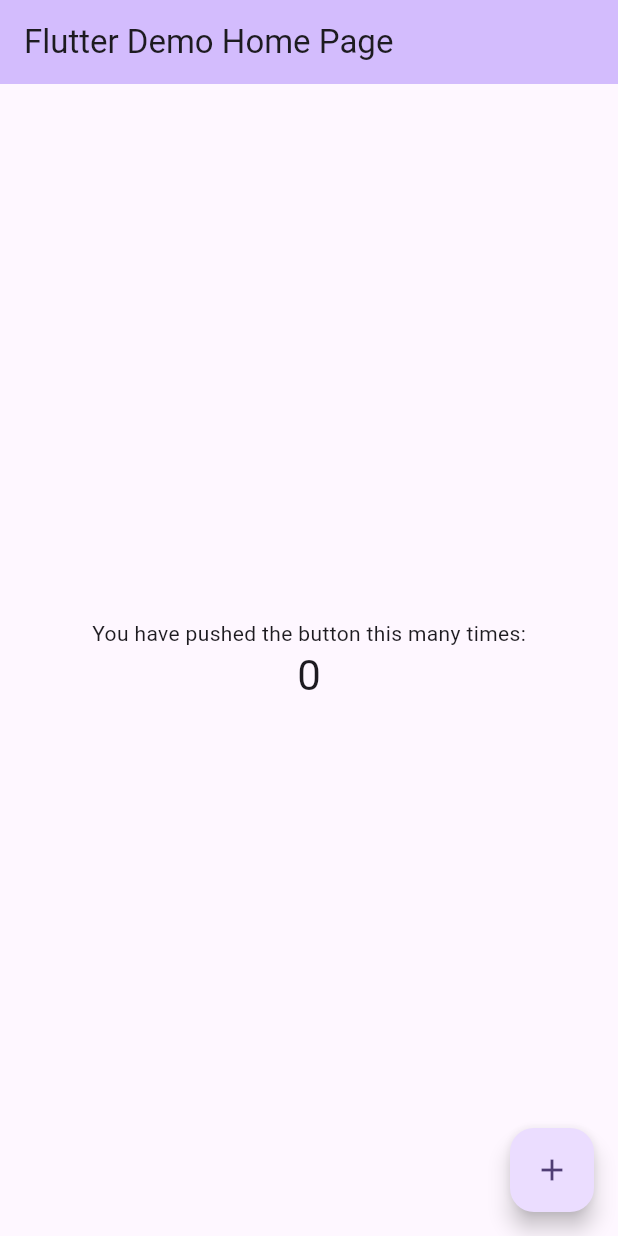
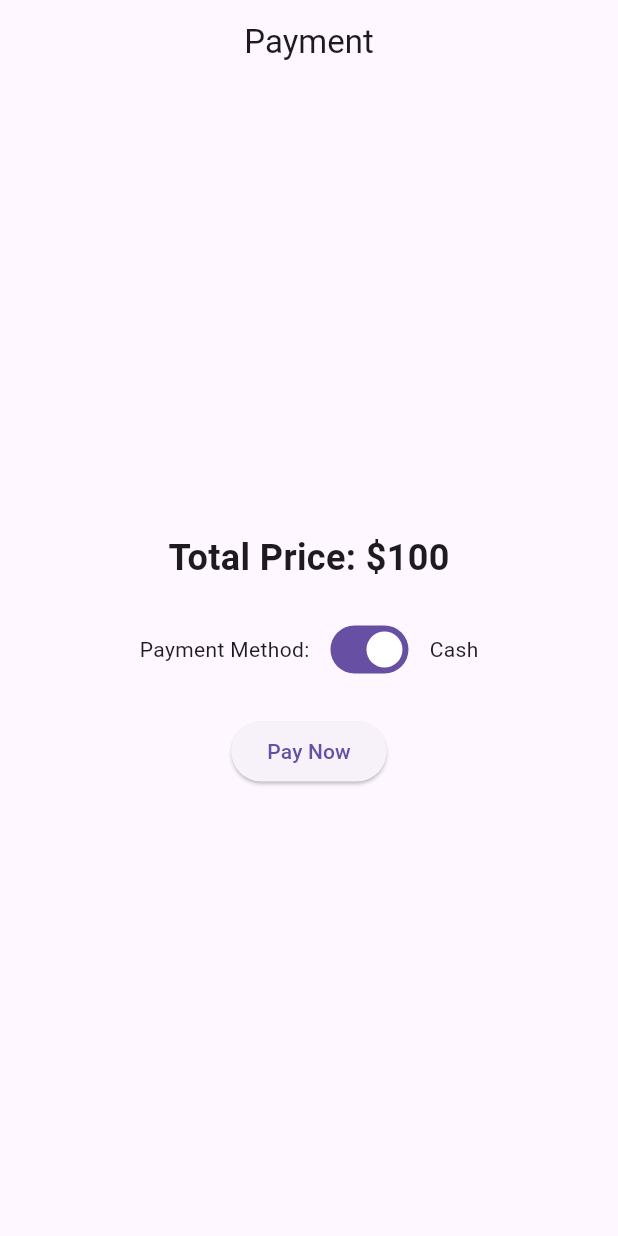
Before and after one commit to devJimmy990/demo-app, a Flutter app: the screen it shows after launch, on a phone screen of 412 x 824 dp. Run offline on Flutter 3.47's test engine with Material 3 defaults, Android fonts, the phone set to English and light mode, and no system bars.

Commit message:
feat: create payment system

```diff
--- a/lib/main.dart
+++ b/lib/main.dart
@@ -1,3 +1,4 @@
+import 'package:demo_app/presentation/payment.dart';
 import 'package:flutter/material.dart';
 
 void main() {
@@ -7,119 +8,11 @@ void main() {
 class MyApp extends StatelessWidget {
   const MyApp({super.key});
 
-  // This widget is the root of your application.
   @override
   Widget build(BuildContext context) {
     return MaterialApp(
-      title: 'Flutter Demo',
-      theme: ThemeData(
-        // This is the theme of your application.
-        //
-        // TRY THIS: Try running your application with "flutter run". You'll see
-        // the application has a purple toolbar. Then, without quitting the app,
-        // try changing the seedColor in the colorScheme below to Colors.green
-        // and then invoke "hot reload" (save your changes or press the "hot
-        // reload" button in a Flutter-supported IDE, or press "r" if you used
-        // the command line to start the app).
-        //
-        // Notice that the counter didn't reset back to zero; the application
-        // state is not lost during the reload. To reset the state, use hot
-        // restart instead.
-        //
-        // This works for code too, not just values: Most code changes can be
-        // tested with just a hot reload.
-        colorScheme: ColorScheme.fromSeed(seedColor: Colors.deepPurple),
-        useMaterial3: true,
-      ),
-      home: const MyHomePage(title: 'Flutter Demo Home Page'),
+      debugShowCheckedModeBanner: false,
+      home: PaymentScreen(),
     );
   }
 }
-
-class MyHomePage extends StatefulWidget {
-  const MyHomePage({super.key, required this.title});
-
-  // This widget is the home page of your application. It is stateful, meaning
-  // that it has a State object (defined below) that contains fields that affect
-  // how it looks.
-
-  // This class is the configuration for the state. It holds the values (in this
-  // case the title) provided by the parent (in this case the App widget) and
-  // used by the build method of the State. Fields in a Widget subclass are
-  // always marked "final".
-
-  final String title;
-
-  @override
-  State<MyHomePage> createState() => _MyHomePageState();
-}
-
-class _MyHomePageState extends State<MyHomePage> {
-  int _counter = 0;
-
-  void _incrementCounter() {
-    setState(() {
-      // This call to setState tells the Flutter framework that something has
-      // changed in this State, which causes it to rerun the build method below
-      // so that the display can reflect the updated values. If we changed
-      // _counter without calling setState(), then the build method would not be
-      // called again, and so nothing would appear to happen.
-      _counter++;
-    });
-  }
-
-  @override
-  Widget build(BuildContext context) {
-    // This method is rerun every time setState is called, for instance as done
-    // by the _incrementCounter method above.
-    //
-    // The Flutter framework has been optimized to make rerunning build methods
-    // fast, so that you can just rebuild anything that needs updating rather
-    // than having to individually change instances of widgets.
-    return Scaffold(
-      appBar: AppBar(
-        // TRY THIS: Try changing the color here to a specific color (to
-        // Colors.amber, perhaps?) and trigger a hot reload to see the AppBar
-        // change color while the other colors stay the same.
-        backgroundColor: Theme.of(context).colorScheme.inversePrimary,
-        // Here we take the value from the MyHomePage object that was created by
-        // the App.build method, and use it to set our appbar title.
-        title: Text(widget.title),
-      ),
-      body: Center(
-        // Center is a layout widget. It takes a single child and positions it
-        // in the middle of the parent.
-        child: Column(
-          // Column is also a layout widget. It takes a list of children and
-          // arranges them vertically. By default, it sizes itself to fit its
-          // children horizontally, and tries to be as tall as its parent.
-          //
-          // Column has various properties to control how it sizes itself and
-          // how it positions its children. Here we use mainAxisAlignment to
-          // center the children vertically; the main axis here is the vertical
-          // axis because Columns are vertical (the cross axis would be
-          // horizontal).
-          //
-          // TRY THIS: Invoke "debug painting" (choose the "Toggle Debug Paint"
-          // action in the IDE, or press "p" in the console), to see the
-          // wireframe for each widget.
-          mainAxisAlignment: MainAxisAlignment.center,
-          children: <Widget>[
-            const Text(
-              'You have pushed the button this many times:',
-            ),
-            Text(
-              '$_counter',
-              style: Theme.of(context).textTheme.headlineMedium,
-            ),
-          ],
-        ),
-      ),
-      floatingActionButton: FloatingActionButton(
-        onPressed: _incrementCounter,
-        tooltip: 'Increment',
-        child: const Icon(Icons.add),
-      ), // This trailing comma makes auto-formatting nicer for build methods.
-    );
-  }
-}
--- /dev/null
+++ b/lib/model/payment.dart
@@ -0,0 +1,13 @@
+sealed class Payment {
+  String pay(double amount);
+}
+
+class CashPayment implements Payment {
+  @override
+  String pay(double amount) => "Paid ${amount.ceil()} via Cash.";
+}
+
+class CreditPayment implements Payment {
+  @override
+  String pay(double amount) => "Paid ${amount.ceil()} via Credit Card.";
+}
--- /dev/null
+++ b/lib/model/payment_processor.dart
@@ -0,0 +1,9 @@
+import 'package:demo_app/model/payment.dart';
+
+class PaymentProcessor {
+  final Payment payment;
+
+  PaymentProcessor(this.payment);
+
+  String process(double amount) => payment.pay(amount);
+}
--- /dev/null
+++ b/lib/presentation/payment.dart
@@ -0,0 +1,80 @@
+import 'package:demo_app/model/payment.dart';
+import 'package:demo_app/model/payment_processor.dart';
+import 'package:flutter/material.dart';
+
+class PaymentScreen extends StatefulWidget {
+  const PaymentScreen({super.key});
+
+  @override
+  State<PaymentScreen> createState() => _PaymentScreenState();
+}
+
+class _PaymentScreenState extends State<PaymentScreen> {
+  late PaymentProcessor payment;
+  double _price = 100.0;
+  bool _isCash = true;
+
+  @override
+  void initState() {
+    payment = PaymentProcessor(CashPayment());
+    super.initState();
+  }
+
+  void _togglePaymentMethod() {
+    setState(() {
+      _isCash = !_isCash;
+      _price = _isCash ? 100 : 125;
+      payment = PaymentProcessor(_isCash ? CashPayment() : CreditPayment());
+    });
+  }
+
+  void _showSnackBar(String msg) {
+    ScaffoldMessenger.of(context).showSnackBar(
+      SnackBar(
+        content: Text(msg),
+        duration: const Duration(seconds: 2),
+      ),
+    );
+  }
+
+  @override
+  Widget build(BuildContext context) {
+    return Scaffold(
+      appBar: AppBar(
+        title: const Text('Payment'),
+        centerTitle: true,
+      ),
+      body: Padding(
+        padding: const EdgeInsets.all(16.0),
+        child: Column(
+          spacing: 20,
+          mainAxisAlignment: MainAxisAlignment.center,
+          children: [
+            Text(
+              "Total Price: \$${_price.ceil()}",
+              style: const TextStyle(fontSize: 24, fontWeight: FontWeight.bold),
+            ),
+            Row(
+              spacing: 10,
+              mainAxisAlignment: MainAxisAlignment.center,
+              children: [
+                const Text("Payment Method:"),
+                Switch(
+                  value: _isCash,
+                  onChanged: (value) {
+                    _togglePaymentMethod();
+                  },
+                ),
+                Text(_isCash ? "Cash" : "Credit"),
+              ],
+            ),
+            ElevatedButton(
+              onPressed: () => _showSnackBar(payment.process(_price)),
+              child: const Text("Pay Now"),
+            ),
+          ],
+        ),
+      ),
+    );
+  }
+}
```
Also changed, not shown: 1 other file.
